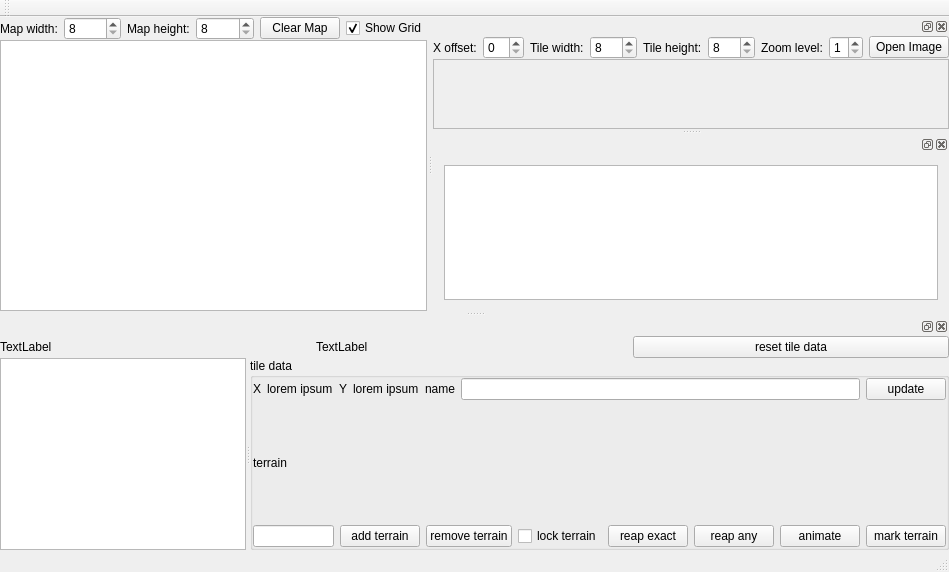
First picture: the form in mapeditor.ui, repository stoyan-shopov/TileMapEdit, before the edit.
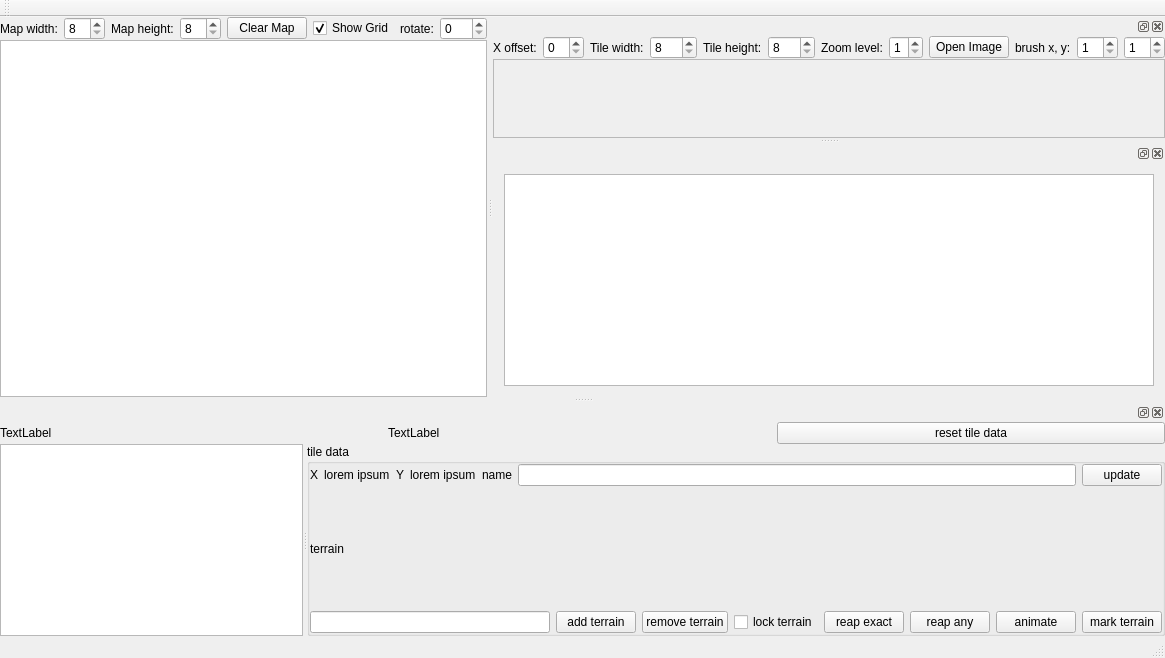
Second picture: the form after the edit.

Patch:
```diff
--- a/mapeditor.ui
+++ b/mapeditor.ui
@@ -6,8 +6,8 @@
    <rect>
     <x>0</x>
     <y>0</y>
-    <width>949</width>
-    <height>572</height>
+    <width>1134</width>
+    <height>658</height>
    </rect>
   </property>
   <property name="windowTitle">
@@ -83,6 +83,20 @@
         </property>
        </widget>
       </item>
+      <item>
+       <widget class="QLabel" name="label_10">
+        <property name="text">
+         <string>rotate:</string>
+        </property>
+       </widget>
+      </item>
+      <item>
+       <widget class="QSpinBox" name="spinBoxRotateMap">
+        <property name="maximum">
+         <number>360</number>
+        </property>
+       </widget>
+      </item>
      </layout>
     </item>
     <item>
@@ -203,6 +217,33 @@
          </property>
         </widget>
        </item>
+       <item>
+        <widget class="QLabel" name="label_12">
+         <property name="text">
+          <string>brush x, y:</string>
+         </property>
+        </widget>
+       </item>
+       <item>
+        <widget class="QSpinBox" name="spinBoxBrushX">
+         <property name="minimum">
+          <number>1</number>
+         </property>
+         <property name="maximum">
+          <number>16</number>
+         </property>
+        </widget>
+       </item>
+       <item>
+        <widget class="QSpinBox" name="spinBoxBrushY">
+         <property name="minimum">
+          <number>1</number>
+         </property>
+         <property name="maximum">
+          <number>16</number>
+         </property>
+        </widget>
+       </item>
       </layout>
      </item>
      <item>
@@ -218,8 +259,8 @@
          <rect>
           <x>0</x>
           <y>0</y>
-          <width>476</width>
-          <height>69</height>
+          <width>643</width>
+          <height>98</height>
          </rect>
         </property>
         <layout class="QVBoxLayout" name="verticalLayout_2"/>
```
Left out of the diff: 2 changed lines with no effect on the pictures.
